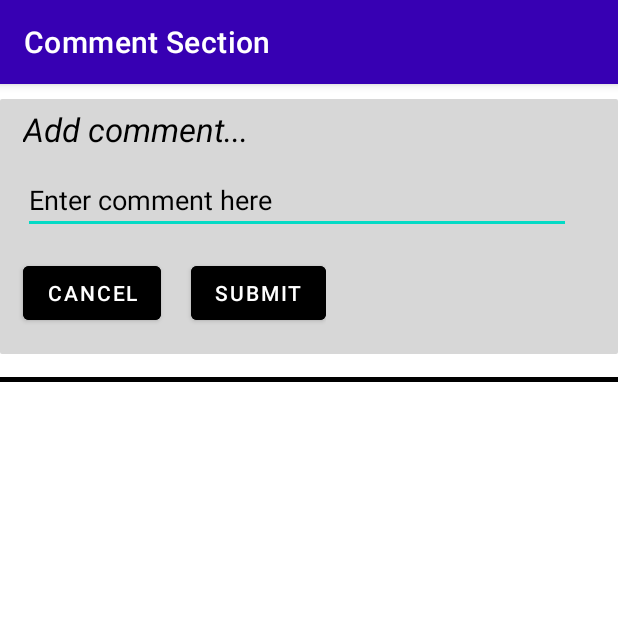
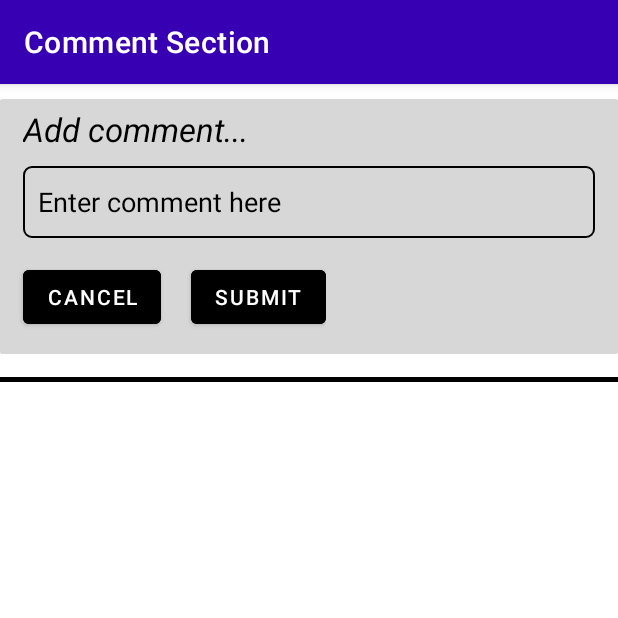
Before and after one commit to ShaikhFarhan882/Vstream, an Android app: the Comment screen opened directly, with no data from a screen before it, on a phone screen of 412 x 824 dp, the top half of it. Run offline under Robolectric (Android 15) with nearby library versions, the phone set to English and light mode, and no system bars; our stand-ins replace Firebase (no records; nobody signed in at launch, a user with empty details on screens opened directly); libraries missing offline, so code that uses them is left out: es.dmoral.toasty.

Commit message:
Added border to various elements in the UI

```diff
--- /dev/null
+++ b/app/src/main/res/drawable/edittext_black_bg.xml
@@ -0,0 +1,8 @@
+<?xml version="1.0" encoding="utf-8"?>
+<shape xmlns:android="http://schemas.android.com/apk/res/android" android:shape="rectangle">
+    <stroke
+        android:width="1dp"
+        android:color="@android:color/black"
+        />
+    <corners android:radius="5dp"/>
+</shape>
--- a/app/src/main/res/layout/activity_add_video.xml
+++ b/app/src/main/res/layout/activity_add_video.xml
@@ -27,6 +27,7 @@
 
     <VideoView
         android:id="@+id/videoView"
+        android:background="@drawable/video_border"
         android:layout_width="match_parent"
         android:layout_height="230dp"
         android:layout_marginRight="20dp"
@@ -55,7 +56,9 @@
     <EditText
         android:id="@+id/Video_title"
         android:layout_width="320dp"
-        android:layout_height="wrap_content"
+        android:layout_height="48dp"
+        android:padding="10dp"
+        android:background="@drawable/edittext_white_bg"
         android:hint="Enter Title"
         android:textColorHint="@color/white"
         android:textColor="@color/white"
@@ -107,6 +110,7 @@
         android:id="@+id/category_radiogroup"
         android:layout_width="350dp"
         android:layout_height="wrap_content"
+        android:background="@drawable/edittext_white_bg"
         android:orientation="horizontal"
         app:layout_constraintBottom_toBottomOf="parent"
         app:layout_constraintHorizontal_bias="0.54"
--- a/app/src/main/res/layout/activity_comment.xml
+++ b/app/src/main/res/layout/activity_comment.xml
@@ -29,10 +29,13 @@
 
         <EditText
             android:id="@+id/comment_box"
-            android:layout_width="365dp"
-            android:layout_height="wrap_content"
+            android:background="@drawable/edittext_black_bg"
+            android:layout_width="match_parent"
+            android:layout_height="48dp"
             android:layout_marginTop="10dp"
             android:layout_marginLeft="10dp"
+            android:layout_marginRight="10dp"
+            android:padding="10dp"
             android:hint="Enter comment here"
             android:textColorHint="@color/black"
             android:textColor="@color/black"
--- a/app/src/main/res/layout/activity_profile.xml
+++ b/app/src/main/res/layout/activity_profile.xml
@@ -70,12 +70,16 @@
             <EditText
                 android:id="@+id/userName_Profile"
                 android:layout_width="match_parent"
-                android:layout_height="wrap_content"
+                android:layout_height="48dp"
+                android:layout_marginLeft="5dp"
                 android:layout_marginTop="35dp"
+                android:layout_marginRight="5dp"
+                android:background="@drawable/edittext_black_bg"
                 android:ems="10"
                 android:hint="Enter your username"
                 android:inputType="text"
                 android:maxLength="20"
+                android:padding="10dp"
                 android:textColor="@color/black"
                 android:textColorHint="@color/black" />
 
--- a/app/src/main/res/layout/single_row_dashboard.xml
+++ b/app/src/main/res/layout/single_row_dashboard.xml
@@ -24,6 +24,7 @@
 
         <com.google.android.exoplayer2.ui.PlayerView
             android:layout_width="match_parent"
+            android:background="@drawable/video_border"
             android:padding="3dp"
             android:layout_height="230dp"
             android:id="@+id/exoPlayerView"
```
Also changed, not shown: app/src/main/res/drawable/edittext_white_bg.xml (added, +8 -0 lines), app/src/main/res/drawable/video_border.xml (added, +8 -0 lines).
